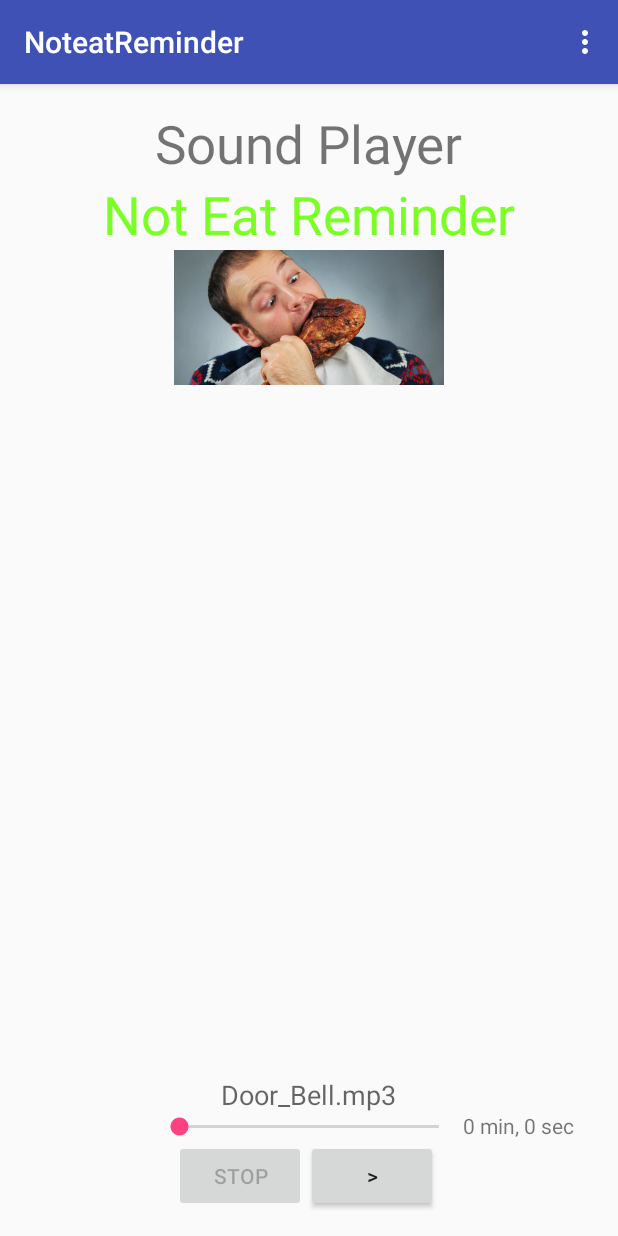
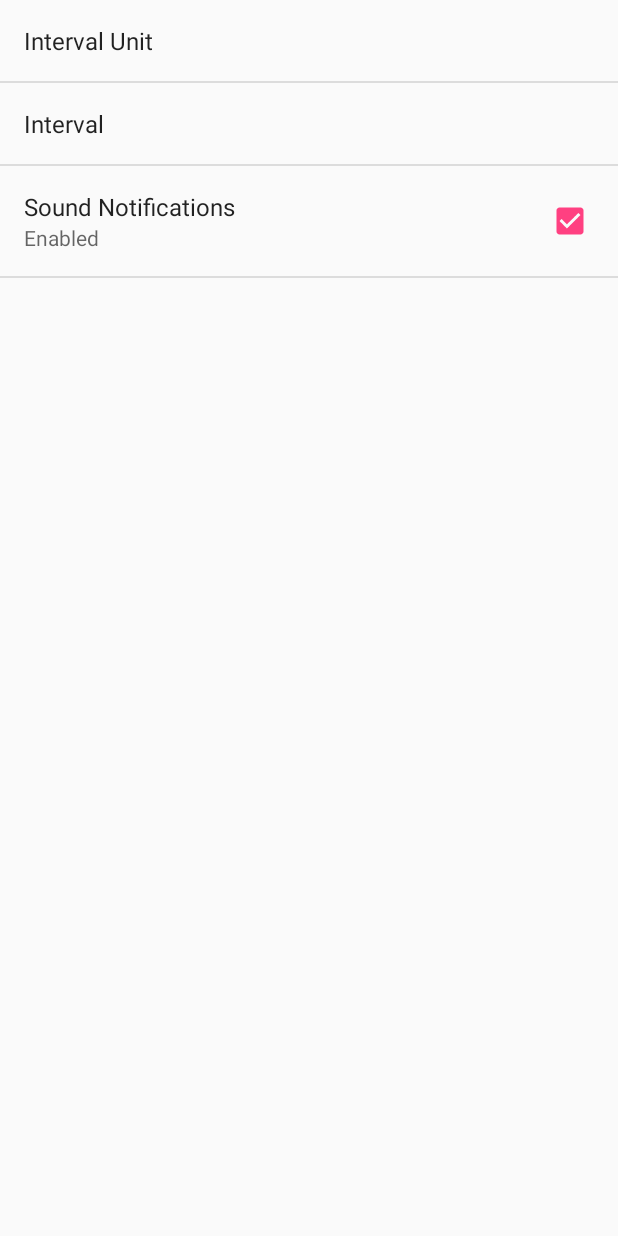
Before and after one commit to rezamars/NoteatReminder, an Android app: the screen it shows after launch (MainActivity before the commit, SettingsActivity after it), in the options menu, after a tap on "Settings", on a phone screen of 412 x 824 dp. Run offline under Robolectric (Android 15) with nearby library versions, the phone set to English and light mode, and no system bars.

Commit message:
Added SettingsActivity and the general xml-file and arrays-file. Changes in Manifest.

```diff
--- a/app/src/main/AndroidManifest.xml
+++ b/app/src/main/AndroidManifest.xml
@@ -19,6 +19,15 @@
                 <category android:name="android.intent.category.LAUNCHER" />
             </intent-filter>
         </activity>
+        <activity
+            android:name=".SettingsActivity"
+            android:label="@string/title_activity_settings"
+            android:parentActivityName=".MainActivity"
+            android:theme="@style/SettingsTheme">
+            <meta-data
+                android:name="android.support.PARENT_ACTIVITY"
+                android:value="com.example.reza.noteatreminder.MainActivity" />
+        </activity>
     </application>
 
 </manifest>
--- a/app/src/main/java/com/example/reza/noteatreminder/MainActivity.java
+++ b/app/src/main/java/com/example/reza/noteatreminder/MainActivity.java
@@ -1,5 +1,6 @@
 package com.example.reza.noteatreminder;
 
+import android.content.Intent;
 import android.media.MediaPlayer;
 import android.os.Bundle;
 import android.os.Handler;
@@ -27,7 +28,7 @@ public class MainActivity extends AppCompatActivity {
     private double startTime = 0;
     private double finalTime = 0;
 
-    private Handler myHandler = new Handler();;
+    private Handler myHandler = new Handler();
     private int forwardTime = 5000;
     private int backwardTime = 5000;
     private SeekBar seekbar;
@@ -71,6 +72,7 @@ public class MainActivity extends AppCompatActivity {
 
         //noinspection SimplifiableIfStatement
         if (id == R.id.action_settings) {
+            startActivity(new Intent(this,SettingsActivity.class));
             return true;
         }
 
--- /dev/null
+++ b/app/src/main/java/com/example/reza/noteatreminder/SettingsActivity.java
@@ -0,0 +1,25 @@
+package com.example.reza.noteatreminder;
+
+import android.os.Bundle;
+import android.preference.Preference;
+import android.preference.PreferenceActivity;
+
+public class SettingsActivity extends PreferenceActivity implements Preference.OnPreferenceChangeListener {
+
+    @Override
+    public void onCreate(Bundle savedInstanceState) {
+        super.onCreate(savedInstanceState);
+        // Add 'general' preferences, defined in the XML file
+        addPreferencesFromResource(R.xml.pref_general);
+
+        // For all preferences, attach an OnPreferenceChangeListener so the UI summary can be
+        // updated when the preference changes.
+        //bindPreferenceSummaryToValue(findPreference(getString(R.string.pref_location_key)));
+        //bindPreferenceSummaryToValue(findPreference(getString(R.string.pref_units_key)));
+    }
+
+    @Override
+    public boolean onPreferenceChange(Preference preference, Object o) {
+        return false;
+    }
+}
--- /dev/null
+++ b/app/src/main/res/values/arrays.xml
@@ -0,0 +1,26 @@
+<?xml version="1.0" encoding="utf-8"?>
+<resources>
+
+    <string-array name="pref_units_options">
+        <item>@string/pref_units_label_minutes</item>
+        <item>@string/pref_units_label_hours</item>
+    </string-array>
+
+    <string-array name="pref_units_values">
+        <item>@string/pref_units_minutes</item>
+        <item>@string/pref_units_hours</item>
+    </string-array>
+
+    <string-array name="pref_interval_values">
+        <item>@string/pref_interval_one</item>
+        <item>@string/pref_interval_two</item>
+        <item>@string/pref_interval_three</item>
+        <item>@string/pref_interval_four</item>
+        <item>@string/pref_interval_five</item>
+        <item>@string/pref_interval_ten</item>
+        <item>@string/pref_interval_fifteen</item>
+        <item>@string/pref_interval_twenty</item>
+        <item>@string/pref_interval_thirty</item>
+        <item>@string/pref_interval_fifty</item>
+    </string-array>
+</resources>
--- a/app/src/main/res/values/strings.xml
+++ b/app/src/main/res/values/strings.xml
@@ -1,6 +1,7 @@
 <resources>
     <string name="app_name">NoteatReminder</string>
     <string name="action_settings">Settings</string>
+    <string name="title_activity_settings">Settings</string>
     <string name="play_button">Play</string>
 
     <string name="door_bell">Door_Bell.mp3</string>
@@ -13,4 +14,35 @@
     <string name="headline">Not Eat Reminder</string>
     <string name="desc">Not Eat Reminder - App</string>
 
+    <string name="pref_interval">Interval</string>
+    <string name="pref_interval_unit">Interval Unit</string>
+    <string name="pref_units_key" translatable="false">units</string>
+    <string name="pref_interval_key" translatable="false">interval</string>
+    <string name="pref_units_minutes" translatable="false">minutes</string>
+    <string name="pref_units_hours" translatable="false">hours</string>
+    <string name="pref_units_label_minutes">Minutes</string>
+    <string name="pref_units_label_hours">Hours</string>
+
+    <string name="pref_unit_default">hours</string>
+    <string name="pref_interval_default">1</string>
+
+    <string name="pref_interval_one">1</string>
+    <string name="pref_interval_two">2</string>
+    <string name="pref_interval_three">3</string>
+    <string name="pref_interval_four">4</string>
+    <string name="pref_interval_five">5</string>
+    <string name="pref_interval_ten">10</string>
+    <string name="pref_interval_fifteen">15</string>
+    <string name="pref_interval_twenty">20</string>
+    <string name="pref_interval_thirty">30</string>
+    <string name="pref_interval_fifty">50</string>
+
+    <string name="pref_enable_notifications_key" translatable="false">enable_notifications</string>
+    <string name="pref_enable_notifications_label">Sound Notifications</string>
+    <string name="pref_enable_notifications_true">Enabled</string>
+    <string name="pref_enable_notifications_false">Not Enabled</string>
+    <string name="pref_enable_notifications_default" translatable="false">true</string>
+
+
+
 </resources>
--- a/app/src/main/res/values/styles.xml
+++ b/app/src/main/res/values/styles.xml
@@ -13,6 +13,10 @@
         <item name="windowNoTitle">true</item>
     </style>
 
+    <!-- Settings activity theme. -->
+    <style name="SettingsTheme" parent="AppTheme">
+    </style>
+
     <style name="AppTheme.AppBarOverlay" parent="ThemeOverlay.AppCompat.Dark.ActionBar" />
 
     <style name="AppTheme.PopupOverlay" parent="ThemeOverlay.AppCompat.Light" />
--- /dev/null
+++ b/app/src/main/res/xml/pref_general.xml
@@ -0,0 +1,27 @@
+<?xml version="1.0" encoding="utf-8"?>
+<PreferenceScreen xmlns:android="http://schemas.android.com/apk/res/android"
+    android:layout_width="match_parent"
+    android:layout_height="match_parent">
+
+    <ListPreference
+        android:title="@string/pref_interval_unit"
+        android:key="@string/pref_units_key"
+        android:defaultValue="@string/pref_interval_default"
+        android:entryValues="@array/pref_units_values"
+        android:entries="@array/pref_units_options" />
+
+    <ListPreference
+        android:title="@string/pref_interval"
+        android:key="@string/pref_interval_key"
+        android:defaultValue="@string/pref_interval_default"
+        android:entryValues="@array/pref_interval_values"
+        android:entries="@array/pref_interval_values" />
+
+    <CheckBoxPreference
+        android:title="@string/pref_enable_notifications_label"
+        android:key="@string/pref_enable_notifications_key"
+        android:summaryOff="@string/pref_enable_notifications_false"
+        android:summaryOn="@string/pref_enable_notifications_true"
+        android:defaultValue="@string/pref_enable_notifications_default" />
+
+</PreferenceScreen>
```
